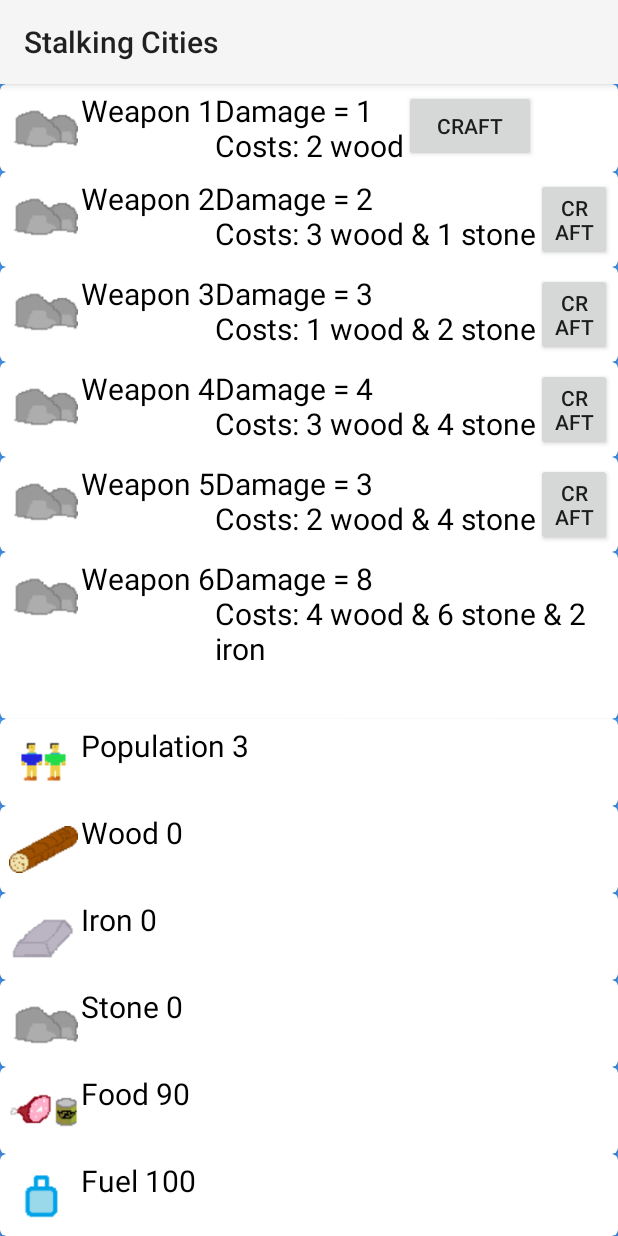
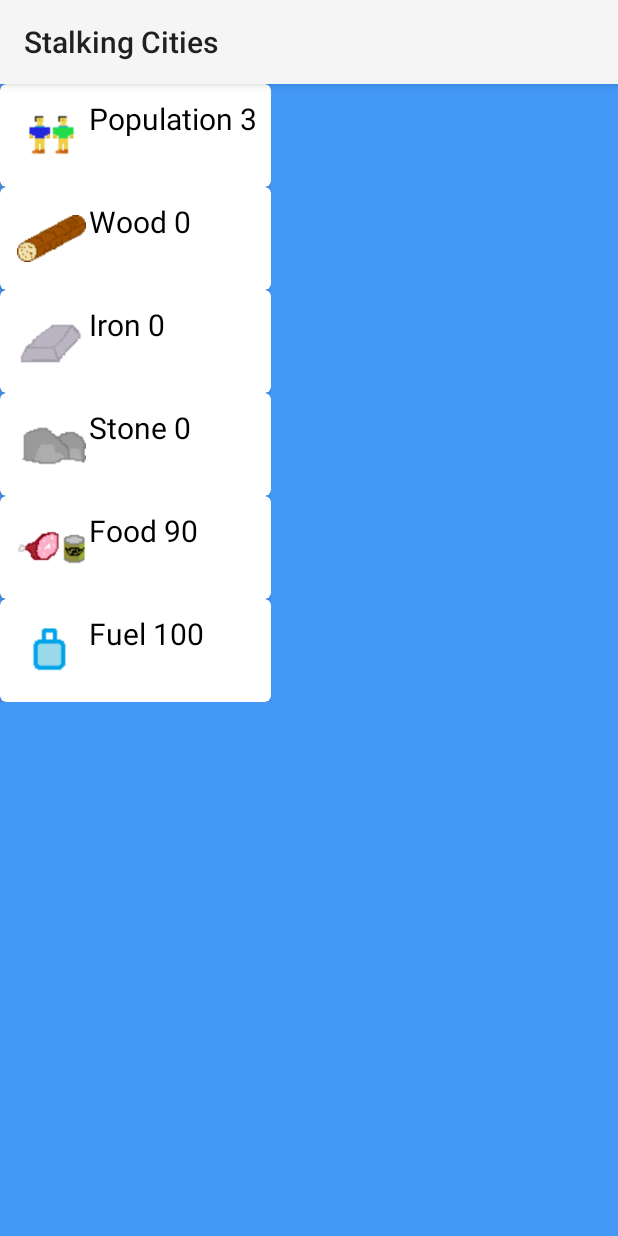
Before and after one commit to Kariel-Myrr/Walk_City, an Android app: the Inventory_Class screen opened directly, with no data from a screen before it, on a phone screen of 412 x 824 dp. Run offline under Robolectric (Android 15) with nearby library versions, the phone set to English and light mode, and no system bars.

Commit message:
craft added

```diff
--- a/app/src/main/java/cool_guys/walkcity/CraftBlock.kt
+++ b/app/src/main/java/cool_guys/walkcity/CraftBlock.kt
@@ -3,4 +3,4 @@ package cool_guys.walkcity
 import android.widget.Button
 
 
-class CraftBlock(val imageResource: Int, val text1: String, val text2: String)
+class CraftBlock(val imageResource: Int, val text1: String, val text2: String, val craft_wood : Int, var craft_stone : Int, val craft_iron : Int)
--- a/app/src/main/java/cool_guys/walkcity/Inventory_Class.kt
+++ b/app/src/main/java/cool_guys/walkcity/Inventory_Class.kt
@@ -42,7 +42,7 @@ class Inventory_Class : AppCompatActivity() {
         resourceList.add(ResourceBlock(cool_guys.walkcity.R.drawable.food, "Food ", food.toString()))
         resourceList.add(ResourceBlock(cool_guys.walkcity.R.drawable.water, "Fuel ", fuel.toString()))
 
-        val swamp = findViewById<LinearLayout>(cool_guys.walkcity.R.id.inventory)
+        val swamp = findViewById<LinearLayout>(cool_guys.walkcity.R.id.linear_res)
         resourceList.forEach {
             val inflate = layoutInflater.inflate(R.layout.resource_list_item, null)
             var img = inflate.findViewById<ImageView>(R.id.imageView)
@@ -61,26 +61,28 @@ class Inventory_Class : AppCompatActivity() {
 
 
         var craftList : ArrayList<CraftBlock> = ArrayList()
-        craftList.add(CraftBlock(cool_guys.walkcity.R.drawable.stone, "Weapon 1", "Damage = 1\nCosts: 2 wood"))
-        craftList.add(CraftBlock(cool_guys.walkcity.R.drawable.stone, "Weapon 2", "Damage = 2\nCosts: 3 wood & 1 stone"))
-        craftList.add(CraftBlock(cool_guys.walkcity.R.drawable.stone, "Weapon 3", "Damage = 3\nCosts: 1 wood & 2 stone"))
-        craftList.add(CraftBlock(cool_guys.walkcity.R.drawable.stone, "Weapon 4", "Damage = 4\nCosts: 3 wood & 4 stone"))
-        craftList.add(CraftBlock(cool_guys.walkcity.R.drawable.stone, "Weapon 5", "Damage = 3\nCosts: 2 wood & 4 stone"))
-        craftList.add(CraftBlock(cool_guys.walkcity.R.drawable.stone, "Weapon 6", "Damage = 8\nCosts: 4 wood & 6 stone & 2 iron"))
+        craftList.add(CraftBlock(cool_guys.walkcity.R.drawable.stone, "Weapon 1", "Damage = 1\nCosts: 2 wood", 2, 0, 0))
+        craftList.add(CraftBlock(cool_guys.walkcity.R.drawable.stone, "Weapon 2", "Damage = 2\nCosts: 3 wood & 1 stone", 3, 1, 0))
+        craftList.add(CraftBlock(cool_guys.walkcity.R.drawable.stone, "Weapon 3", "Damage = 3\nCosts: 1 wood & 2 stone",1, 2, 0))
+        craftList.add(CraftBlock(cool_guys.walkcity.R.drawable.stone, "Weapon 4", "Damage = 4\nCosts: 3 wood & 4 stone", 3, 4, 0))
+        craftList.add(CraftBlock(cool_guys.walkcity.R.drawable.stone, "Weapon 5", "Damage = 3\nCosts: 2 wood & 4 stone", 2, 4, 0))
+        craftList.add(CraftBlock(cool_guys.walkcity.R.drawable.stone, "Weapon 6", "Damage = 8\nCosts: 4 wood & 6 stone & 2 iron", 4, 6, 2))
 
         craftList.forEach {
+            if(wood >= it.craft_wood && stone >= it.craft_stone && iron >= it.craft_iron) {
                 val inflate = layoutInflater.inflate(R.layout.craft_list_item, null)
                 var img = inflate.findViewById<ImageView>(R.id.imageView)
                 var txt1 = inflate.findViewById<TextView>(R.id.craftTextView1)
                 var txt2 = inflate.findViewById<TextView>(R.id.craftTextView2)
 
-            var draw  = ContextCompat.getDrawable(this, it.imageResource)
+                var draw = ContextCompat.getDrawable(this, it.imageResource)
                 img.setImageDrawable(draw)
 
                 txt1.setText(it.text1)
                 txt2.setText(it.text2)
 
                 swamp2.addView(inflate)
+            }
         }
 
     }
--- a/app/src/main/res/layout/activity_inventory.xml
+++ b/app/src/main/res/layout/activity_inventory.xml
@@ -6,6 +6,16 @@
     android:background="@color/light_blue"
     android:id="@+id/inventory"
     android:orientation="vertical">
+    <LinearLayout
+        android:layout_width="wrap_content"
+        android:layout_height="wrap_content"
+        android:id="@+id/linear_res"
+        android:orientation="vertical">
+
+
+
+
+    </LinearLayout>
 
     <ScrollView
         android:layout_width="match_parent"
--- a/app/src/main/res/layout/craft_list_item.xml
+++ b/app/src/main/res/layout/craft_list_item.xml
@@ -17,7 +17,8 @@
             android:padding="2dp" />
         <LinearLayout
             android:layout_width="wrap_content"
-            android:layout_height="wrap_content">
+            android:layout_height="wrap_content"
+            android:orientation="vertical">
             <TextView
                 android:id="@+id/craftTextView1"
                 android:layout_width="wrap_content"
--- a/app/src/main/res/layout/resource_list_item.xml
+++ b/app/src/main/res/layout/resource_list_item.xml
@@ -9,7 +9,8 @@
         android:layout_width="match_parent"
         android:layout_height="match_parent"
         android:layout_margin="4dp"
-        android:orientation="horizontal">
+        android:orientation="horizontal"
+        android:padding="5dp">
 
         <ImageView
             android:id="@+id/imageView"
```
Lines whose indentation alone changed are shown as unchanged.
